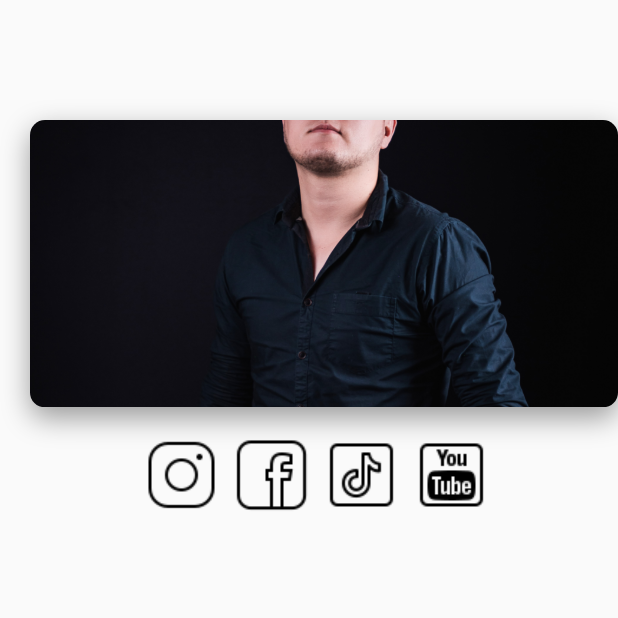
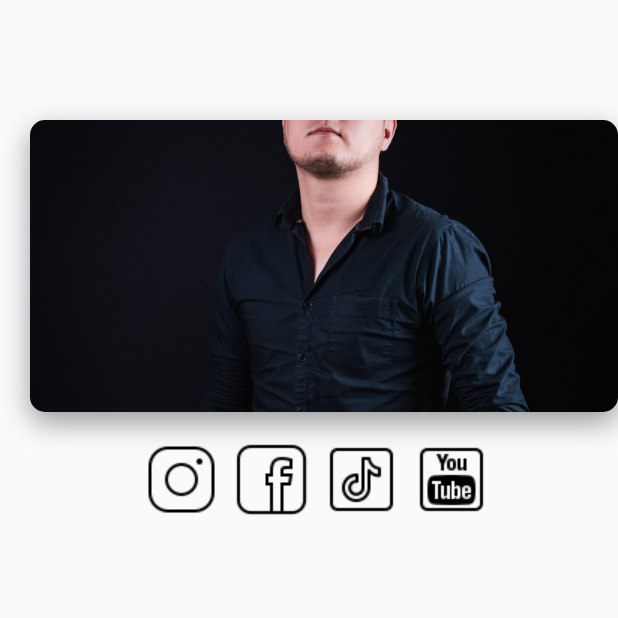
Before and after one commit to andresesposito62/ColossalHate, a Flutter app: the screen it shows after launch, on a phone screen of 412 x 824 dp, the top half of it. Run offline on Flutter 3.47's test engine with Material 2 defaults, Android fonts, the light colour scheme and no system bars.

Commit message:
Screen relation in the header is added

```diff
--- a/lib/header.dart
+++ b/lib/header.dart
@@ -7,7 +7,12 @@
   @override
   Widget build(BuildContext context) {
 
+    double width = MediaQuery.of(context).size.width;
+    double height = MediaQuery.of(context).size.height;
+
     return Container(
+      width: width,
+      height: height / 3,
       child: CardImage("assets/img/_DSC5109-2.jpg")
       //child: Image.network("https://i.scdn.co/image/ab6761610000e5ebff8e0c3d0ae582c24902509c"),
     );
```
